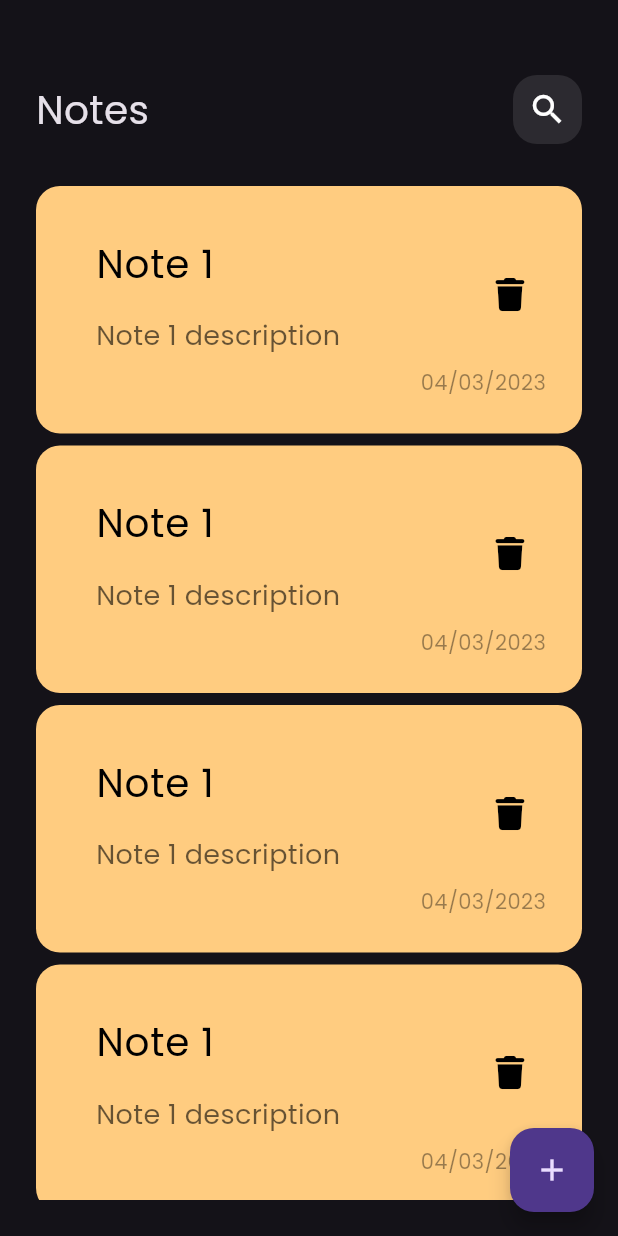
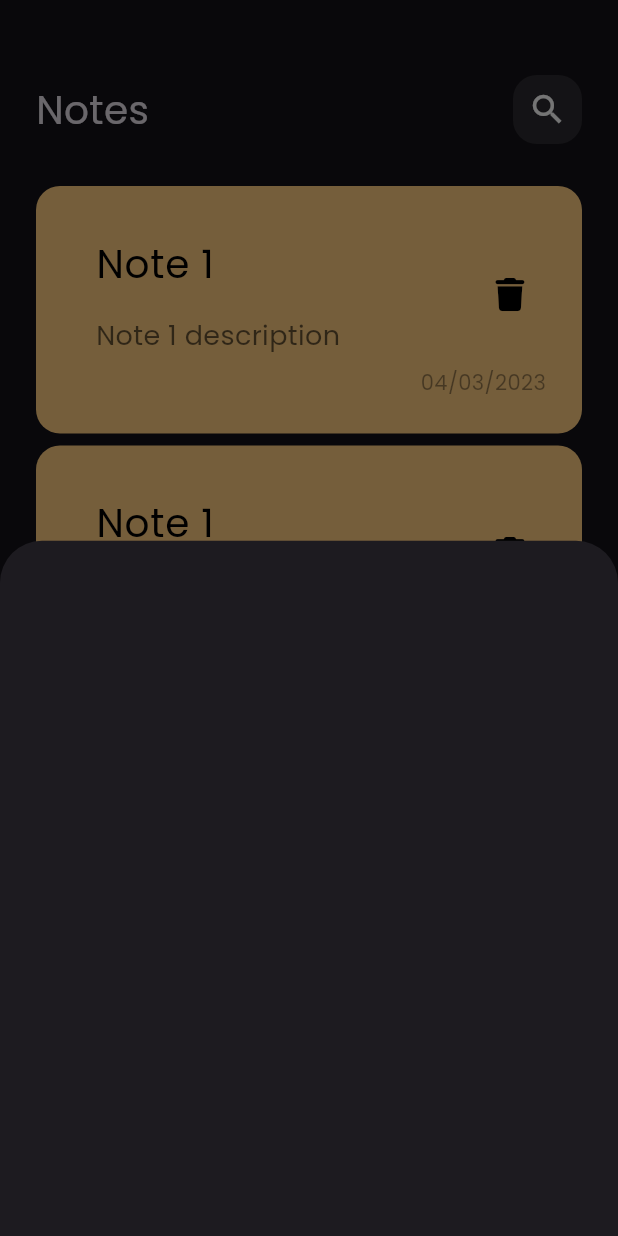
Before and after one commit to badrozo/notes_app, a Flutter app: the screen it shows after launch, after a tap on the "add" icon, on a phone screen of 412 x 824 dp. Run offline on Flutter 3.47's test engine with Material 3 defaults, Android fonts, the phone set to English and light mode, and no system bars; our stand-ins replace font_awesome_flutter.

Commit message:
Show Modal BottomSheet

```diff
--- a/lib/views/notes_view.dart
+++ b/lib/views/notes_view.dart
@@ -1,4 +1,5 @@
 import 'package:flutter/material.dart';
+import 'package:notes_app/widgets/add_note_bottom_sheet.dart';
 import 'package:notes_app/widgets/notes_view_body.dart';
 
 class NotesView extends StatelessWidget {
@@ -9,7 +10,11 @@ class NotesView extends StatelessWidget {
     return Scaffold(
       floatingActionButton: FloatingActionButton(
         onPressed: () {
-          // Add your onPressed logic here
+          showModalBottomSheet(
+              context: context,
+              builder: (context) {
+                return const AddNoteBottomSheet();
+              });
         },
         child: Icon(Icons.add),
       ),
--- /dev/null
+++ b/lib/widgets/add_note_bottom_sheet.dart
@@ -0,0 +1,10 @@
+import 'package:flutter/material.dart';
+
+class AddNoteBottomSheet extends StatelessWidget {
+  const AddNoteBottomSheet({super.key});
+
+  @override
+  Widget build(BuildContext context) {
+    return Container();
+  }
+}
```
Also changed, not shown: lib/widgets/notes_bottom_sheet.dart (deleted).
